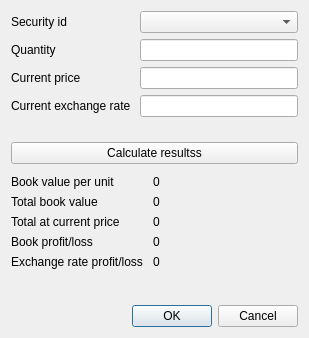
The window that report/accounting/portfolioAccounting/ch.banana.portfolio.accounting.calc.sales.data.dialog.ui (BananaAccounting/Universal) describes before a commit, drawn with Qt 5.
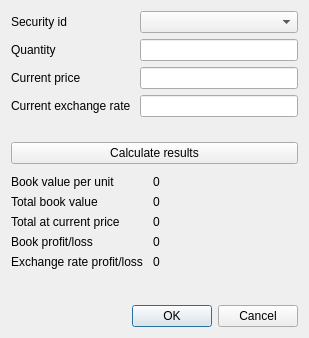
The same window after the commit.

Commit message: Corregge dialogo

What changed in the file:
```diff
--- a/report/accounting/portfolioAccounting/ch.banana.portfolio.accounting.calc.sales.data.dialog.ui
+++ b/report/accounting/portfolioAccounting/ch.banana.portfolio.accounting.calc.sales.data.dialog.ui
@@ -66,7 +66,7 @@
      <item>
       <widget class="QPushButton" name="showResultsPreview_button">
        <property name="text">
-        <string>Calculate resultss</string>
+        <string>Calculate results</string>
        </property>
       </widget>
      </item>
```
The commit also changes 2 other files.
